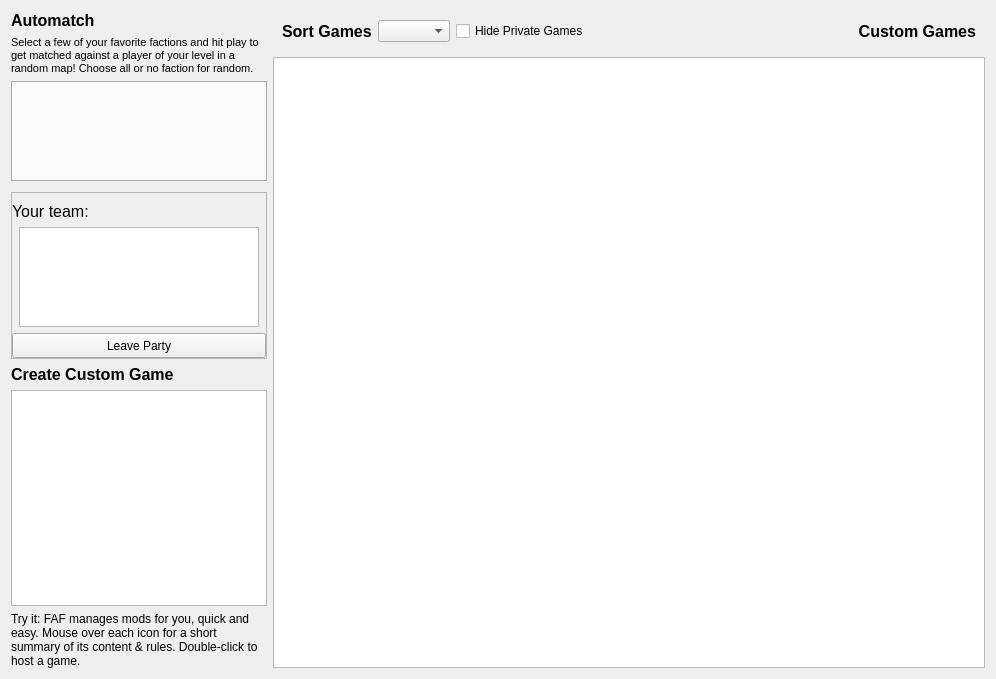
FAForever/client, file res/games/games.ui: the form before one commit.
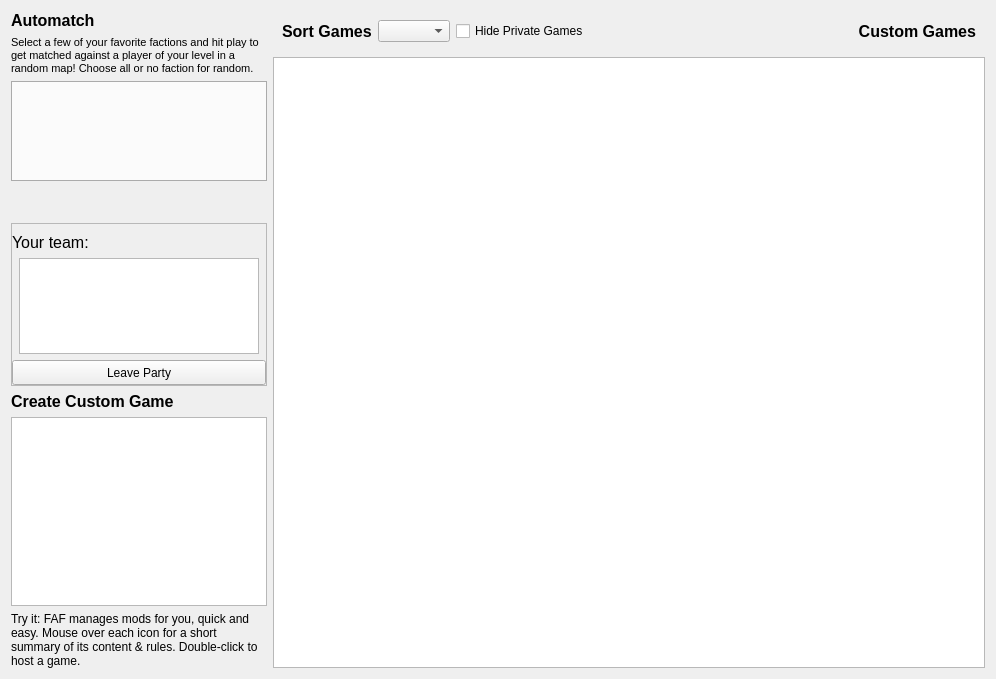
The form after the commit.

Commit message: Handle more information from the server * improve `match_found` handling * show remaining time to automatch * handle `match_cancelled` message `match_cancelled` handler does nothing for now (only logs the fact)

```diff
--- a/res/games/games.ui
+++ b/res/games/games.ui
@@ -116,6 +116,28 @@
         </property>
        </widget>
       </item>
+      <item>
+       <widget class="QLabel" name="labelAutomatchInfo">
+        <property name="minimumSize">
+         <size>
+          <width>50</width>
+          <height>25</height>
+         </size>
+        </property>
+        <property name="font">
+         <font>
+          <weight>75</weight>
+          <bold>true</bold>
+         </font>
+        </property>
+        <property name="text">
+         <string/>
+        </property>
+        <property name="alignment">
+         <set>Qt::AlignCenter</set>
+        </property>
+       </widget>
+      </item>
       <item>
        <spacer name="verticalSpacer_3">
         <property name="orientation">
```
The commit also changes 5 other files.
